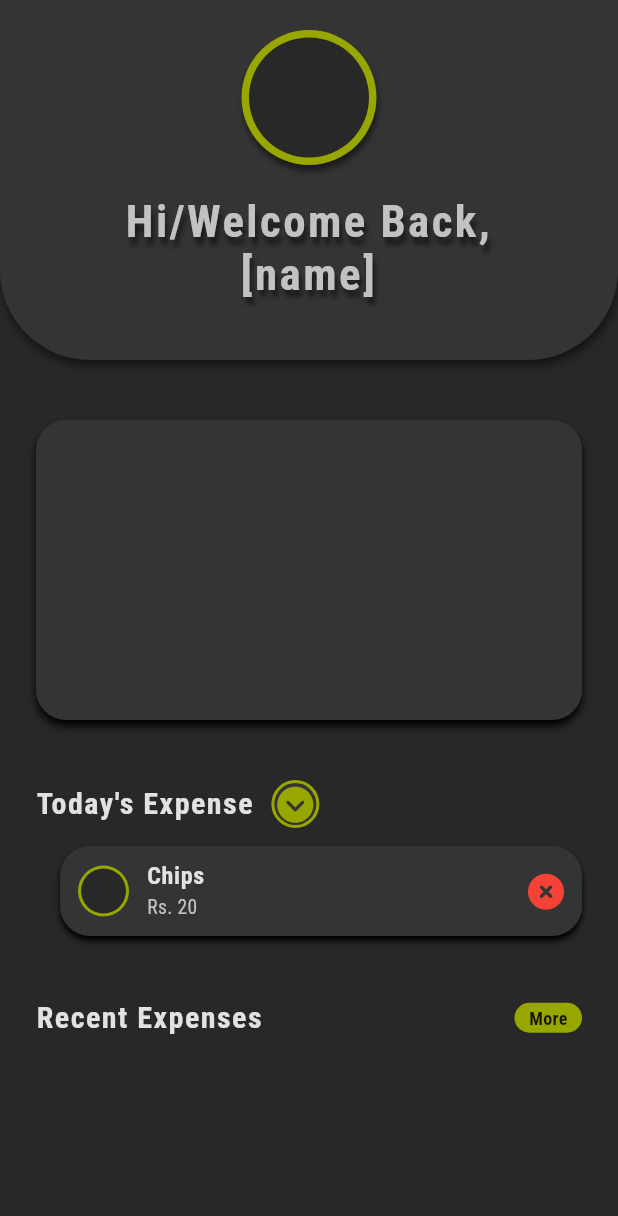
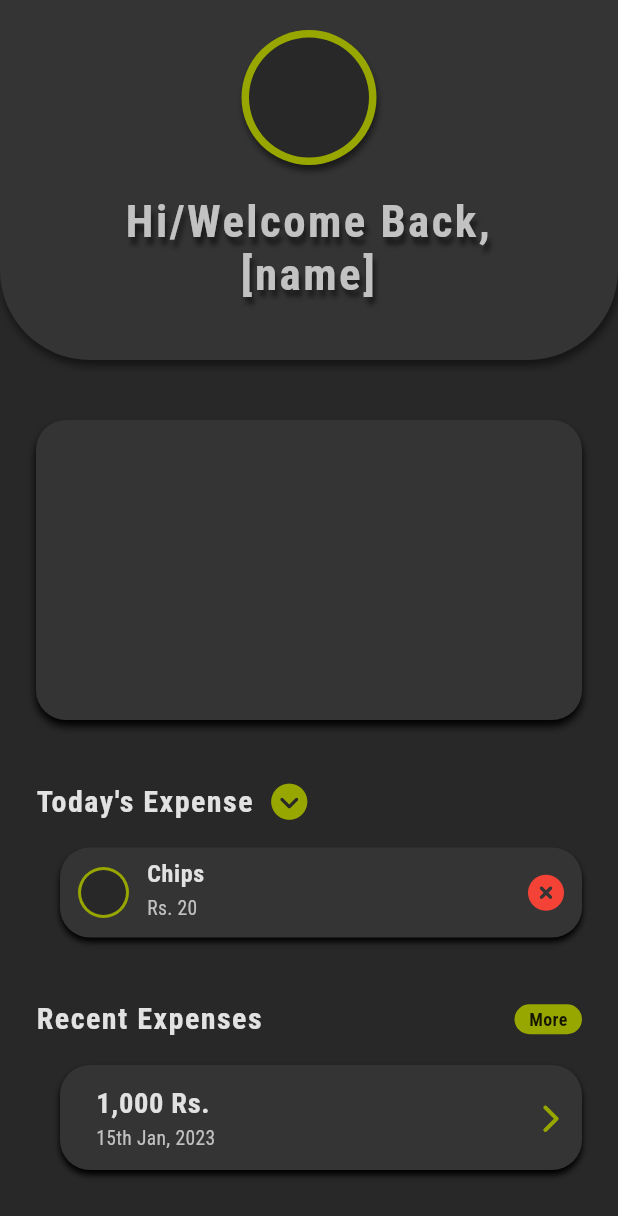
Before and after one commit to CGplays/expenso, a Flutter app: the screen it shows after launch, on a phone screen of 412 x 824 dp. Shown: the top 1216 px of the screen. Run offline on Flutter 3.47's test engine with Material 2 defaults, Android fonts, the phone set to English and light mode, and no system bars; our stand-ins replace font_awesome_flutter, google_fonts.

Commit message:
Added the recent expenses card and smoothen

```diff
--- a/lib/widgets/home_daily_expense.dart
+++ b/lib/widgets/home_daily_expense.dart
@@ -25,22 +25,14 @@ class HomeDailyExpense extends StatelessWidget {
             SizedBox(
               width: 12,
             ),
-            CircleAvatar(
-              radius: 16,
-              backgroundColor: Constants.kTertiaryColor,
-              child: CircleAvatar(
-                radius: 14,
-                backgroundColor: Constants.kSecondaryColor,
-                child: Icon(
-                  FontAwesomeIcons.circleChevronDown,
-                  color: Constants.kTertiaryColor,
-                ),
-              ),
+            Icon(
+              FontAwesomeIcons.circleChevronDown,
+              color: Constants.kTertiaryColor,
             )
           ],
         ),
         SizedBox(
-          height: 12,
+          height: 16,
         ),
         Padding(
           padding: EdgeInsets.only(left: 16),
--- a/lib/widgets/home_daily_expense_card.dart
+++ b/lib/widgets/home_daily_expense_card.dart
@@ -38,7 +38,7 @@ class ExpenseCardDaily extends StatelessWidget {
                     Padding(
                       padding: EdgeInsets.symmetric(vertical: 8.0),
                       child: Column(
-                        mainAxisAlignment: MainAxisAlignment.spaceEvenly,
+                        mainAxisAlignment: MainAxisAlignment.start,
                         crossAxisAlignment: CrossAxisAlignment.start,
                         children: [
                           Text(
@@ -51,6 +51,7 @@ class ExpenseCardDaily extends StatelessWidget {
                               letterSpacing: 0.42,
                             ),
                           ),
+                          SizedBox(height: 4),
                           Text(
                             "Rs. 20",
                             style: TextStyle(
--- /dev/null
+++ b/lib/widgets/recent_expenses_card.dart
@@ -0,0 +1,66 @@
+import 'package:expenso/constants/constants.dart';
+import 'package:flutter/material.dart';
+import 'package:font_awesome_flutter/font_awesome_flutter.dart';
+
+class HomeRecentCard extends StatelessWidget {
+  const HomeRecentCard({super.key});
+
+  @override
+  Widget build(BuildContext context) {
+    return Container(
+      height: 70,
+      decoration: BoxDecoration(
+        color: Constants.kSecondaryColor,
+        borderRadius: BorderRadius.circular(20),
+        boxShadow: const [BoxShadow(offset: Offset(0, 3), blurRadius: 3)],
+      ),
+      child: const Padding(
+        padding: EdgeInsets.symmetric(horizontal: 12.0),
+        child: Row(
+          mainAxisAlignment: MainAxisAlignment.spaceBetween,
+          children: [
+            Row(
+              children: [
+                SizedBox(
+                  width: 12,
+                ),
+                Padding(
+                  padding: EdgeInsets.symmetric(vertical: 8.0),
+                  child: Column(
+                    mainAxisAlignment: MainAxisAlignment.spaceEvenly,
+                    crossAxisAlignment: CrossAxisAlignment.start,
+                    children: [
+                      Text(
+                        "1,000 Rs.",
+                        style: TextStyle(
+                          color: Constants.kBodyTextColor,
+                          fontSize: 19,
+                          fontWeight: FontWeight.bold,
+                          height: 0,
+                          letterSpacing: 0.42,
+                        ),
+                      ),
+                      Text(
+                        "15th Jan, 2023",
+                        style: TextStyle(
+                          color: Constants.ksubtitleTextColor,
+                          fontSize: 13,
+                          height: 0,
+                        ),
+                      )
+                    ],
+                  ),
+                )
+              ],
+            ),
+            Icon(
+              FontAwesomeIcons.chevronRight,
+              color: Constants.kTertiaryColor,
+              size: 20,
+            )
+          ],
+        ),
+      ),
+    );
+  }
+}
--- a/lib/widgets/recent_expenses_home.dart
+++ b/lib/widgets/recent_expenses_home.dart
@@ -1,4 +1,5 @@
 import 'package:expenso/constants/constants.dart';
+import 'package:expenso/widgets/recent_expenses_card.dart';
 import 'package:flutter/material.dart';
 
 class RecentExpensesHomes extends StatelessWidget {
@@ -39,11 +40,10 @@ class RecentExpensesHomes extends StatelessWidget {
             )
           ],
         ),
-        const SizedBox(height: 12),
+        const SizedBox(height: 16),
         const Padding(
           padding: EdgeInsets.only(left: 16),
-          child: null,
-          //TODO: add the recent expenses card
+          child: HomeRecentCard(),
         ),
       ],
     );
```
